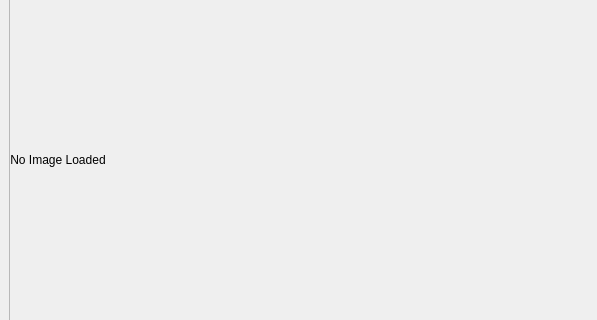
Before: the Qt Designer form Operations-Global/imageviewer.ui in therealMaPMaKeR/MMDiary, drawn with Qt 5; both pictures show x 0 to 597 and y 122 to 442 of the 800 by 600 pixel window.
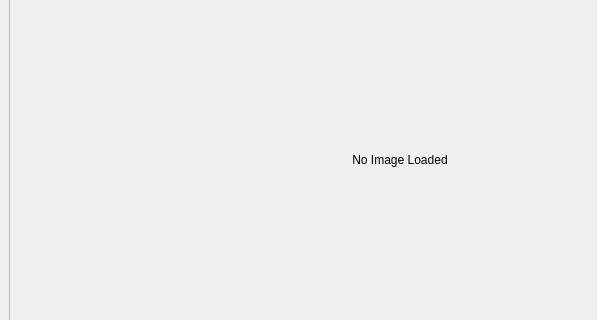
After: the same form once the commit is applied.

Commit message: imageviewer impl2

```diff
--- a/Operations-Global/imageviewer.ui
+++ b/Operations-Global/imageviewer.ui
@@ -64,30 +64,15 @@
         <height>540</height>
        </rect>
       </property>
-      <property name="sizePolicy">
-       <sizepolicy hsizetype="Expanding" vsizetype="Expanding">
-        <horstretch>0</horstretch>
-        <verstretch>0</verstretch>
-       </sizepolicy>
-      </property>
-      <layout class="QVBoxLayout" name="verticalLayout_ScrollArea">
-       <property name="spacing">
-        <number>0</number>
-       </property>
-       <property name="leftMargin">
-        <number>0</number>
-       </property>
-       <property name="topMargin">
-        <number>0</number>
-       </property>
-       <property name="rightMargin">
-        <number>0</number>
-       </property>
-       <property name="bottomMargin">
-        <number>0</number>
-       </property>
-       <item>
         <widget class="QLabel" name="label_Image">
+       <property name="geometry">
+        <rect>
+         <x>0</x>
+         <y>0</y>
+         <width>780</width>
+         <height>540</height>
+        </rect>
+       </property>
          <property name="sizePolicy">
           <sizepolicy hsizetype="Fixed" vsizetype="Fixed">
            <horstretch>0</horstretch>
@@ -107,8 +92,6 @@
           <set>Qt::AlignCenter</set>
          </property>
         </widget>
-       </item>
-      </layout>
      </widget>
     </widget>
    </item>
```
Lines whose indentation alone changed are shown as unchanged. The commit also changes 2 other files.
